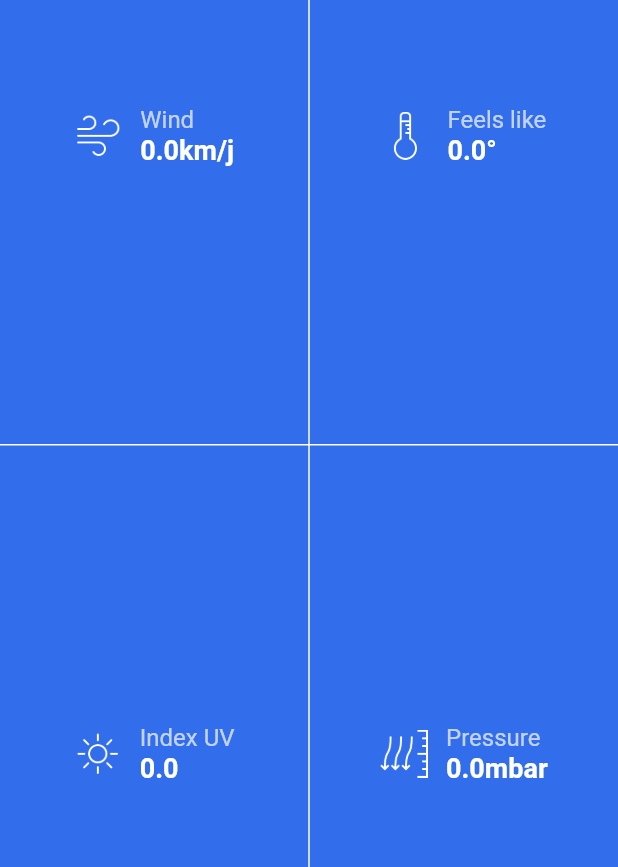
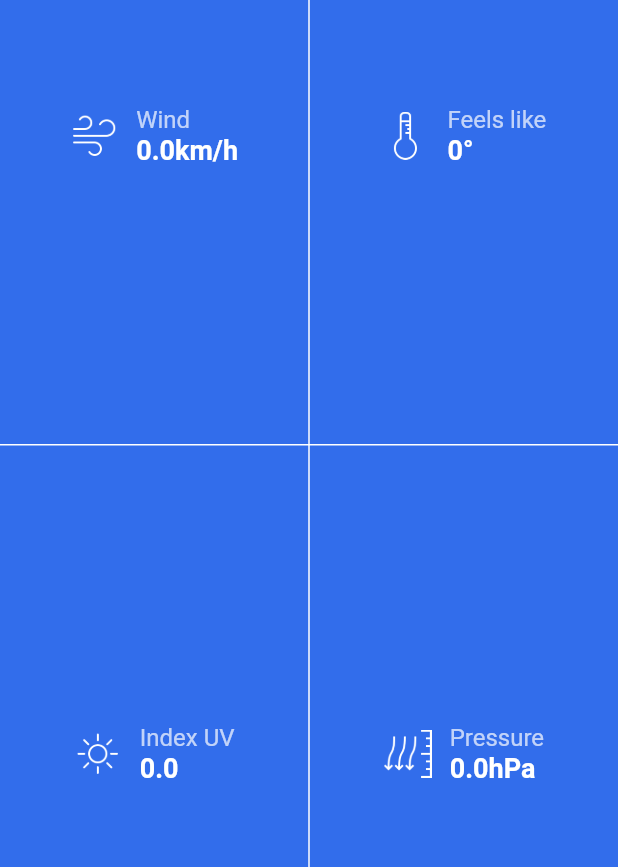
Before and after one commit to GnuaAruht/weather_app, a Flutter app: the WeatherInfoWidget widget shown alone on an empty page, opened directly with empty values, on a phone screen of 412 x 824 dp. Shown: the part 174-1041 px from the top of the screen. Run offline on Flutter 3.47's test engine with Material 2 defaults, Android fonts, the phone set to English and light mode, and no system bars; our stand-ins replace get; network calls fail.

Commit message:
update api query and update location

```diff
--- a/lib/api/weather_provider.dart
+++ b/lib/api/weather_provider.dart
@@ -14,5 +14,5 @@ class WeatherProvider extends GetConnect {
   }
 
   Future<Response<Weather>> getWeather(Location location) => get<Weather>(
-      '$ONECALL_ENDPOINT?lat=${location.lat}&lon=${location.lon}&appid=$APP_ID');
+      '$ONECALL_ENDPOINT?lat=${location.lat}&lon=${location.lon}&exclude=minutely,alerts&appid=$APP_ID&units=metric');
 }
--- a/lib/constants/api_constants.dart
+++ b/lib/constants/api_constants.dart
@@ -4,4 +4,4 @@ const BASE_URL = 'https://api.openweathermap.org/data/2.5/';
 const ONECALL_ENDPOINT = '/onecall';
 
 const DEFAULT_LOCATION =
-    Location(city: 'Mandalay', coutry: 'Myanmar', lat: 0.0, lon: 0.0);
+    Location(city: 'Mandalay', coutry: 'Myanmar', lat: 21.9747, lon: 96.0836);
--- a/lib/pages/home/current_weather_widget.dart
+++ b/lib/pages/home/current_weather_widget.dart
@@ -120,14 +120,14 @@ class WeatherInfoWidget extends StatelessWidget {
                   child: WeatherInfoItemWidget(
                       iconUrl: 'assets/wind_icon.png',
                       title: 'Wind',
-                      value: '${wind}km/j',
+                      value: '${wind}km/h',
                       isLeft: false),
                 ),
                 Expanded(
                   child: WeatherInfoItemWidget(
                       iconUrl: 'assets/temperature_icon.png',
                       title: 'Feels like',
-                      value: '$feelsLike°',
+                      value: '${feelsLike.toInt()}°',
                       isLeft: true),
                 ),
               ],
@@ -147,7 +147,7 @@ class WeatherInfoWidget extends StatelessWidget {
                   child: WeatherInfoItemWidget(
                       iconUrl: 'assets/pressure_icon.png',
                       title: 'Pressure',
-                      value: '${pressure}mbar',
+                      value: '${pressure}hPa',
                       isLeft: true),
                 ),
               ],
--- a/lib/pages/home/hourly_forecast_widget.dart
+++ b/lib/pages/home/hourly_forecast_widget.dart
@@ -22,8 +22,9 @@ class HourlyForecastWidget extends StatelessWidget {
               ),
               GestureDetector(
                 onTap: () {
-                  Navigator.of(context).push(
-                      MaterialPageRoute(builder: (_) => const ForecastPage()));
+                  // Navigator.of(context).push(
+                  //     MaterialPageRoute(builder: (_) => const ForecastPage()));
+                  Get.toNamed('/dailyForecast');
                 },
                 child: Row(
                   children: const [
```
Also changed, not shown: lib/main.dart (+4 -3 lines), lib/pages/home/home_page.dart (+16 -4 lines).
